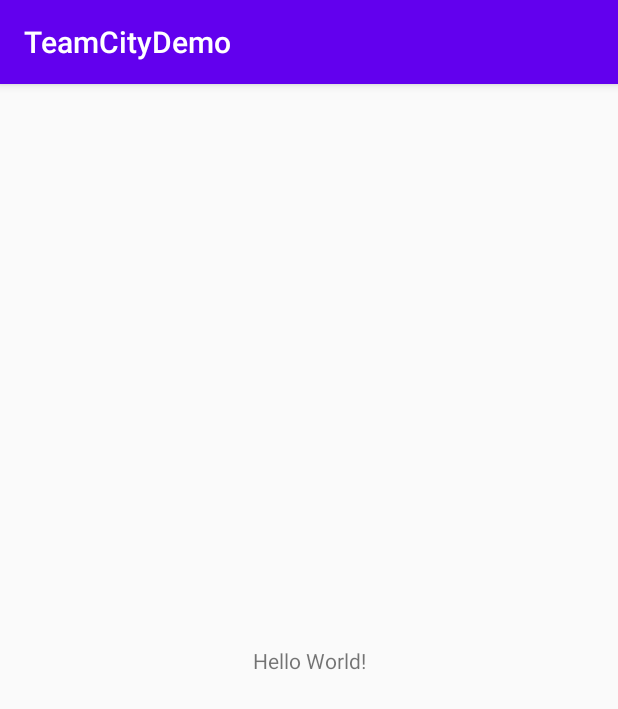
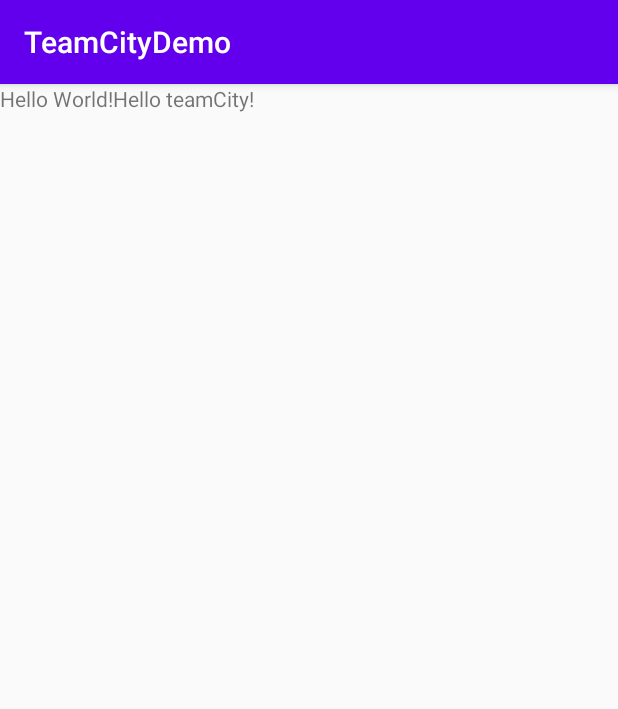
Before and after one commit to caozhongyi/teamcitydemo, an Android app: the screen it shows after launch (MainActivity), on a phone screen of 412 x 824 dp. Shown: the top 709 px of the screen. Run offline under Robolectric (Android 15) with nearby library versions, the phone set to English and light mode, and no system bars.

Commit message:
1、提交修改

```diff
--- a/app/src/main/res/layout/activity_main.xml
+++ b/app/src/main/res/layout/activity_main.xml
@@ -1,5 +1,5 @@
 <?xml version="1.0" encoding="utf-8"?>
-<androidx.constraintlayout.widget.ConstraintLayout xmlns:android="http://schemas.android.com/apk/res/android"
+<LinearLayout xmlns:android="http://schemas.android.com/apk/res/android"
     xmlns:app="http://schemas.android.com/apk/res-auto"
     xmlns:tools="http://schemas.android.com/tools"
     android:layout_width="match_parent"
@@ -15,4 +15,15 @@
         app:layout_constraintRight_toRightOf="parent"
         app:layout_constraintTop_toTopOf="parent" />
 
-</androidx.constraintlayout.widget.ConstraintLayout>
+
+    <TextView
+        android:layout_width="wrap_content"
+        android:layout_height="wrap_content"
+        android:text="Hello teamCity!"
+        app:layout_constraintBottom_toBottomOf="parent"
+        app:layout_constraintLeft_toLeftOf="parent"
+        app:layout_constraintRight_toRightOf="parent"
+        app:layout_constraintTop_toTopOf="parent" />
+
+
+</LinearLayout>
```
